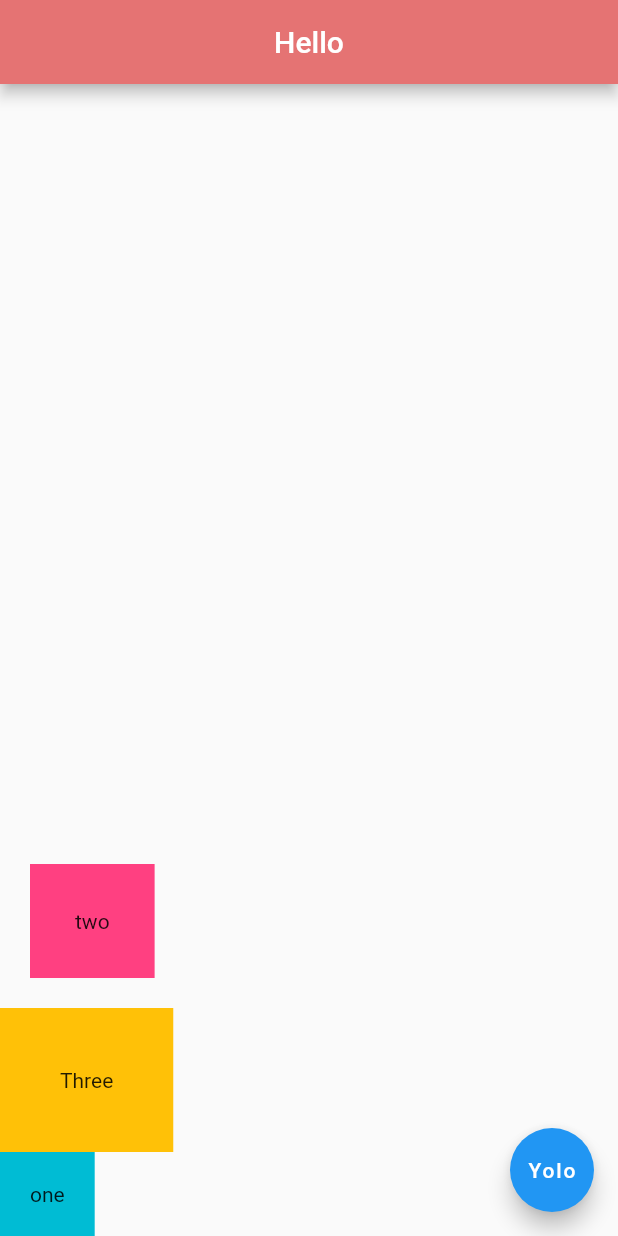
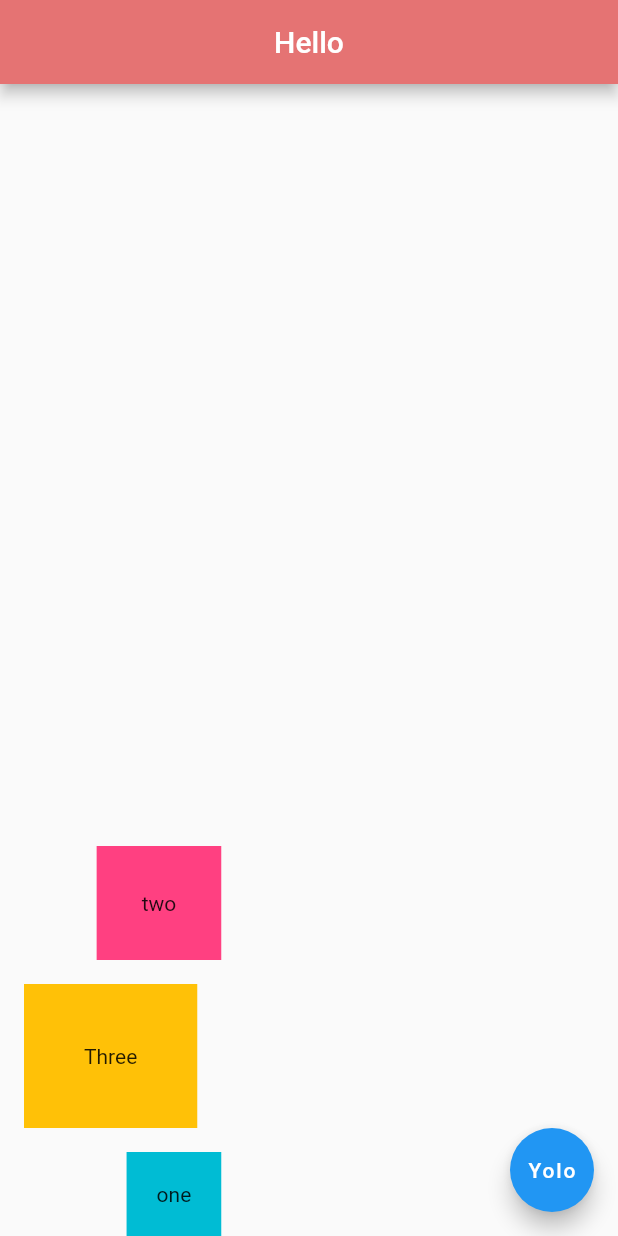
Before and after one commit to pewebdevelopment/Zen-Flutter-PlayGround, a Flutter app: the screen it shows after launch, on a phone screen of 412 x 824 dp. Run offline on Flutter 3.47's test engine with Material 2 defaults, Android fonts, the phone set to English and light mode, and no system bars; missing offline and left inert: dart:html.

Commit message:
Child container two has been added

```diff
--- a/lib/main.dart
+++ b/lib/main.dart
@@ -16,18 +16,20 @@ class Home extends StatelessWidget {
         ),
         body: Column(
           mainAxisAlignment: MainAxisAlignment.end,
-          crossAxisAlignment: CrossAxisAlignment.start,
+          crossAxisAlignment: CrossAxisAlignment.end,
           children: <Widget>[
             Container(
               padding: EdgeInsets.all(30.0),
-              margin: EdgeInsets.all(20.0),
               color: Colors.pinkAccent,
               child: Text('two'),
             ),
             Container(
-              padding: EdgeInsets.all(40.0),
-              color: Colors.amber,
-              child: Text('Three'),
+              padding: EdgeInsets.all(16.0),
+              child: Container(
+                padding: EdgeInsets.all(40.0),
+                color: Colors.amber,
+                child: Text('Three'),
+              ),
             ),
             Container(
               padding: EdgeInsets.all(20.0),
```
